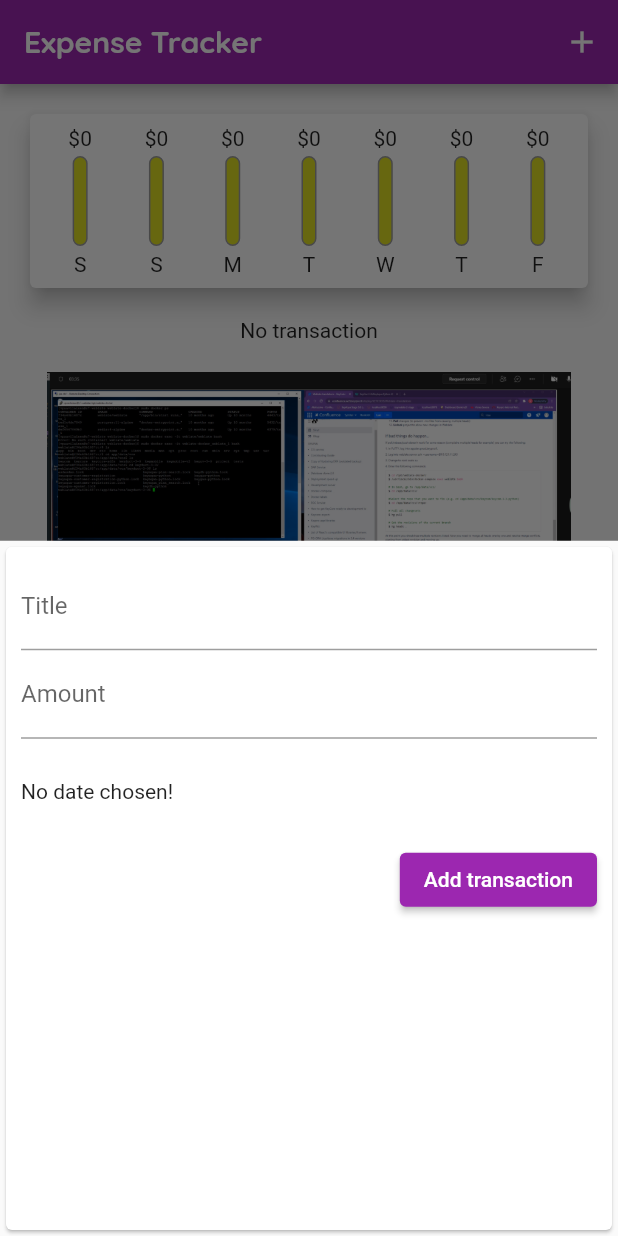
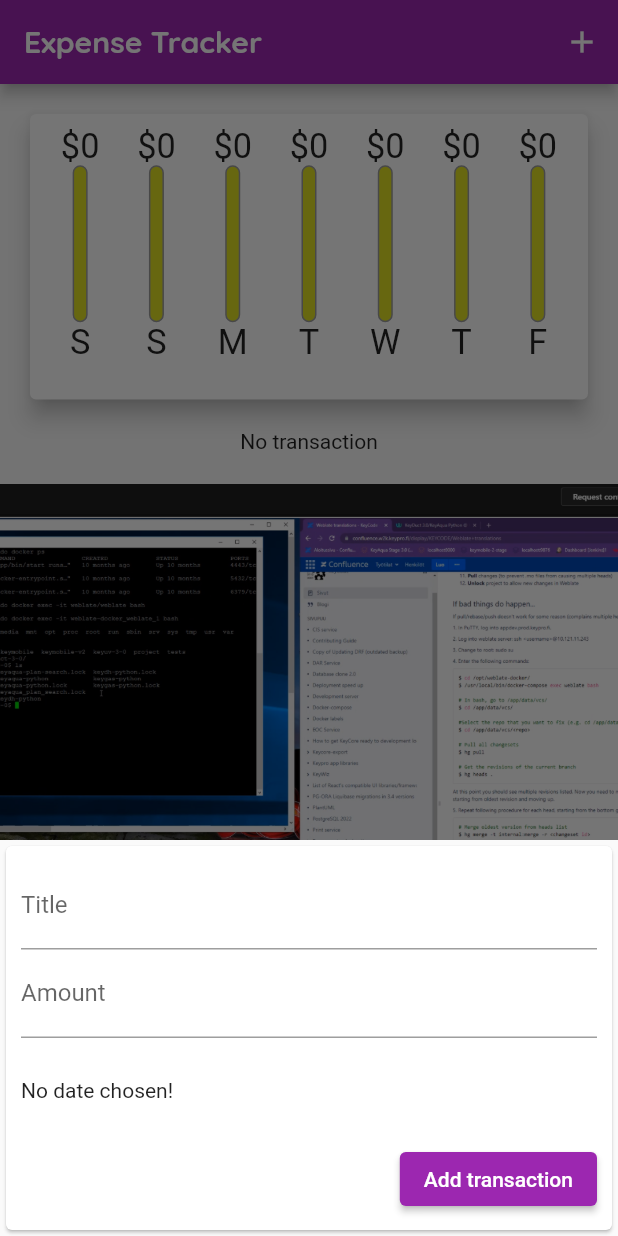
Before and after one commit to bechersydney/flutter_expense_tracker, a Flutter app: the screen it shows after launch, after a tap on the "add" icon, on a phone screen of 412 x 824 dp. Run offline on Flutter 3.47's test engine with Material 2 defaults, Android fonts, the phone set to English and light mode, and no system bars.

Commit message:
added cupertino adaptive

```diff
--- /dev/null
+++ b/lib/adaptive_button.dart
@@ -0,0 +1,23 @@
+import 'package:flutter/material.dart';
+import 'package:flutter/cupertino.dart';
+import 'dart:io';
+
+class AdaptiveButton extends StatelessWidget {
+  final VoidCallback _submitData;
+  final String _buttonText;
+  const AdaptiveButton(this._submitData, this._buttonText, {Key? key})
+      : super(key: key);
+
+  @override
+  Widget build(BuildContext context) {
+    return Platform.isIOS
+        ? CupertinoButton(
+            child: Text(_buttonText),
+            onPressed: _submitData,
+          )
+        : ElevatedButton(
+            onPressed: _submitData,
+            child: Text(_buttonText),
+          );
+  }
+}
--- a/lib/chart_bar.dart
+++ b/lib/chart_bar.dart
@@ -13,20 +13,21 @@ class ChartBar extends StatelessWidget {
 
   @override
   Widget build(BuildContext context) {
+    return LayoutBuilder(builder: ((context, constraints) {
       return Column(
         children: [
-        Container(
-          height: 16,
+          SizedBox(
+            height: constraints.maxHeight * 0.15,
             child: FittedBox(
               child: Text('\$${amount.toStringAsFixed(0)}'),
               fit: BoxFit.contain,
             ),
           ),
           const SizedBox(
-          height: 4,
+            height: 0.05,
           ),
-        Container(
-          height: 60,
+          SizedBox(
+            height: constraints.maxHeight * 0.6,
             width: 10,
             child: Stack(
               children: [
@@ -49,10 +50,16 @@ class ChartBar extends StatelessWidget {
             ),
           ),
           const SizedBox(
-          height: 4,
+            height: 0.05,
           ),
-        Text(label)
+          SizedBox(
+            height: constraints.maxHeight * 0.15,
+            child: FittedBox(
+              child: Text(label),
+            ),
+          )
         ],
       );
+    }));
   }
 }
--- a/lib/main.dart
+++ b/lib/main.dart
@@ -1,12 +1,20 @@
 // ignore_for_file: must_be_immutable
 
 import 'package:flutter/material.dart';
-import 'package:personal_expense_tracker/transaction_list.dart';
+import 'package:flutter/cupertino.dart';
+import 'package:flutter/services.dart';
+import './transaction_list.dart';
 import './new_transaction.dart';
 import '../models/transaction.dart';
 import './chart.dart';
+import 'dart:io';
 
 void main() {
+  WidgetsFlutterBinding.ensureInitialized();
+  SystemChrome.setPreferredOrientations([
+    // DeviceOrientation.portraitUp,
+    // DeviceOrientation.portraitDown // disable orientations
+  ]);
   runApp(const MyApp());
 }
 
@@ -27,6 +35,7 @@ class MyApp extends StatelessWidget {
                 fontSize: 18,
                 fontWeight: FontWeight.bold)),
         fontFamily: 'QuickSand',
+        buttonTheme: ThemeData.light().buttonTheme.copyWith(),
         appBarTheme: AppBarTheme(
           titleTextStyle: ThemeData.light()
               .textTheme
@@ -53,6 +62,7 @@ class HomePage extends StatefulWidget {
 
 class _HomePageState extends State<HomePage> {
   final List<Transaction> _userTransactions = [];
+  bool _isChartView = false;
 
   void _addNewTransaction(String title, double amount, DateTime date) {
     final newTx = Transaction(
@@ -91,14 +101,32 @@ class _HomePageState extends State<HomePage> {
 
   void _deleteTransaction(String id) {
     setState(() {
-      _userTransactions.removeWhere((tx)=> tx.id == id );
+      _userTransactions.removeWhere((tx) => tx.id == id);
     });
   }
 
   @override
   Widget build(BuildContext context) {
-    return Scaffold(
-      appBar: AppBar(
+    final mediaquery = MediaQuery.of(context);
+    final _isIOS = Platform.isIOS;
+    final bool _isLandscape = mediaquery.orientation == Orientation.landscape;
+
+    final dynamic _appbar = _isIOS
+        ? CupertinoNavigationBar(
+            middle: const Text(
+              'Expense Tracker',
+            ),
+            trailing: Row(
+              mainAxisSize: MainAxisSize.min,
+              children: [
+                GestureDetector(
+                  child: const Icon(CupertinoIcons.add),
+                  onTap: () {},
+                )
+              ],
+            ),
+          )
+        : AppBar(
             title: const Text('Expense Tracker'),
             actions: [
               Builder(builder: (ctx) {
@@ -108,18 +136,71 @@ class _HomePageState extends State<HomePage> {
                 );
               }),
             ],
-      ),
-      body: Column(
+          );
+
+    final txListWidget = SizedBox(
+      height: (mediaquery.size.height -
+              _appbar.preferredSize.height -
+              mediaquery.padding.top) *
+          0.7,
+      child: TransactionList(_userTransactions, _deleteTransaction),
+    );
+    final _pageBody = SafeArea(
+      child: SingleChildScrollView(
+        child: Column(
           mainAxisAlignment: MainAxisAlignment.start,
           crossAxisAlignment: CrossAxisAlignment.stretch,
           children: [
-          Chart(recentTransaction),
-          TransactionList(_userTransactions, _deleteTransaction),
+            if (_isLandscape)
+              Row(
+                mainAxisAlignment: MainAxisAlignment.center,
+                children: [
+                  Text('Switch to chart view',
+                      style: Theme.of(context).textTheme.headline4),
+                  Switch.adaptive(
+                      value: _isChartView,
+                      onChanged: (val) {
+                        setState(() {
+                          _isChartView = val;
+                        });
+                      }),
                 ],
               ),
-      floatingActionButtonLocation: FloatingActionButtonLocation.centerFloat,
+            if (!_isLandscape)
+              SizedBox(
+                height: (mediaquery.size.height -
+                        _appbar.preferredSize.height -
+                        mediaquery.padding.top) *
+                    0.3,
+                child: Chart(recentTransaction),
+              ),
+            if (!_isLandscape) txListWidget,
+            _isChartView
+                ? SizedBox(
+                    height: (mediaquery.size.height -
+                            _appbar.preferredSize.height -
+                            mediaquery.padding.top) *
+                        0.7,
+                    child: Chart(recentTransaction),
+                  )
+                : txListWidget
+          ],
+        ),
+      ),
+    );
+    return _isIOS
+        ? CupertinoPageScaffold(
+            child: _pageBody,
+          )
+        : Scaffold(
+            appBar: _appbar,
+            body: _pageBody,
+            floatingActionButtonLocation:
+                FloatingActionButtonLocation.centerFloat,
             floatingActionButton: Builder(builder: (ctx) {
-        return FloatingActionButton(
+              return _isIOS
+                  ? const SizedBox()
+                  : FloatingActionButton(
                       onPressed: () => showAddTransaction(ctx),
                       child: const Icon(Icons.add),
                       backgroundColor: Theme.of(context).colorScheme.secondary,
--- a/lib/new_transaction.dart
+++ b/lib/new_transaction.dart
@@ -1,5 +1,8 @@
 import 'package:flutter/material.dart';
+import 'package:flutter/cupertino.dart';
 import 'package:intl/intl.dart';
+import 'dart:io';
+import 'adaptive_button.dart';
 
 class NewTransaction extends StatefulWidget {
   final Function _addTransaction;
@@ -43,9 +46,15 @@ class _NewTransactionState extends State<NewTransaction> {
 
   @override
   Widget build(BuildContext context) {
-    return Card(
+    final mediaquery = MediaQuery.of(context);
+    return SingleChildScrollView(
+      child: Card(
         child: Container(
-        margin: const EdgeInsets.all(10.0),
+          margin: EdgeInsets.only(
+              top: 10,
+              right: 10,
+              left: 10,
+              bottom: mediaquery.viewInsets.bottom + 10),
           child: Column(
             crossAxisAlignment: CrossAxisAlignment.end,
             children: [
@@ -61,7 +70,7 @@ class _NewTransactionState extends State<NewTransaction> {
                 ),
                 onSubmitted: (_) => _submitData(),
               ),
-            Container(
+              SizedBox(
                 height: 70,
                 child: Row(
                   children: [
@@ -77,11 +86,9 @@ class _NewTransactionState extends State<NewTransaction> {
                   ],
                 ),
               ),
-            ElevatedButton(
-              onPressed: _submitData,
-              child: const Text('Add transaction'),
-            )
+              AdaptiveButton(_submitData, 'Add transaction')
             ],
+          ),
         ),
       ),
     );
--- a/lib/transaction_list.dart
+++ b/lib/transaction_list.dart
@@ -5,12 +5,14 @@ import 'package:personal_expense_tracker/models/transaction.dart';
 class TransactionList extends StatelessWidget {
   final List<Transaction> userTransactions;
   final Function removeTransaction;
-  const TransactionList(this.userTransactions, this.removeTransaction,{Key? key}) : super(key: key);
+  const TransactionList(this.userTransactions, this.removeTransaction,
+      {Key? key})
+      : super(key: key);
   @override
   Widget build(BuildContext context) {
+    final mediaquery = MediaQuery.of(context);
     // SingleChildScrollView  works inside containera and must define height on container
-    return Expanded(
-      child: userTransactions.isNotEmpty
+    return userTransactions.isNotEmpty
         ? ListView.builder(
             itemBuilder: (ctx, index) {
               return Card(
@@ -34,9 +36,21 @@ class TransactionList extends StatelessWidget {
                     DateFormat.yMMMd()
                         .format(userTransactions[index].transactionDate),
                   ),
-                    trailing:  InkWell(
-                      onTap: ()=> removeTransaction(userTransactions[index].id),
-                      child: Icon(
+                  trailing: mediaquery.size.width > 360
+                      ? TextButton.icon(
+
+                          label: const Text('Delete', style: TextStyle(color: Colors.red),),
+                          icon: const Icon(
+                            Icons.delete,
+                            color: Colors.red,
+                          ),
+                          onPressed: () =>
+                              removeTransaction(userTransactions[index].id),
+                        )
+                      : IconButton(
+                          onPressed: () =>
+                              removeTransaction(userTransactions[index].id),
+                          icon: Icon(
                             Icons.delete,
                             color: Theme.of(context).errorColor,
                           ),
@@ -91,21 +105,26 @@ class TransactionList extends StatelessWidget {
             },
             itemCount: userTransactions.length,
           )
-          : Column(
+        : LayoutBuilder(
+            builder: (ctx, constraints) {
+              return Column(
                 children: [
-                const Text('No transaction'),
+                  const Text(
+                    'No transaction',
+                  ),
                   const SizedBox(
                     height: 20,
                   ),
-                Container(
-                  height: 200,
+                  SizedBox(
+                    height: constraints.maxHeight * 0.7,
                     child: Image.asset(
                       'assets/images/test.png',
                       fit: BoxFit.cover,
                     ),
                   )
                 ],
-            ),
+              );
+            },
           );
   }
 }
```
Lines whose indentation alone changed are shown as unchanged.
